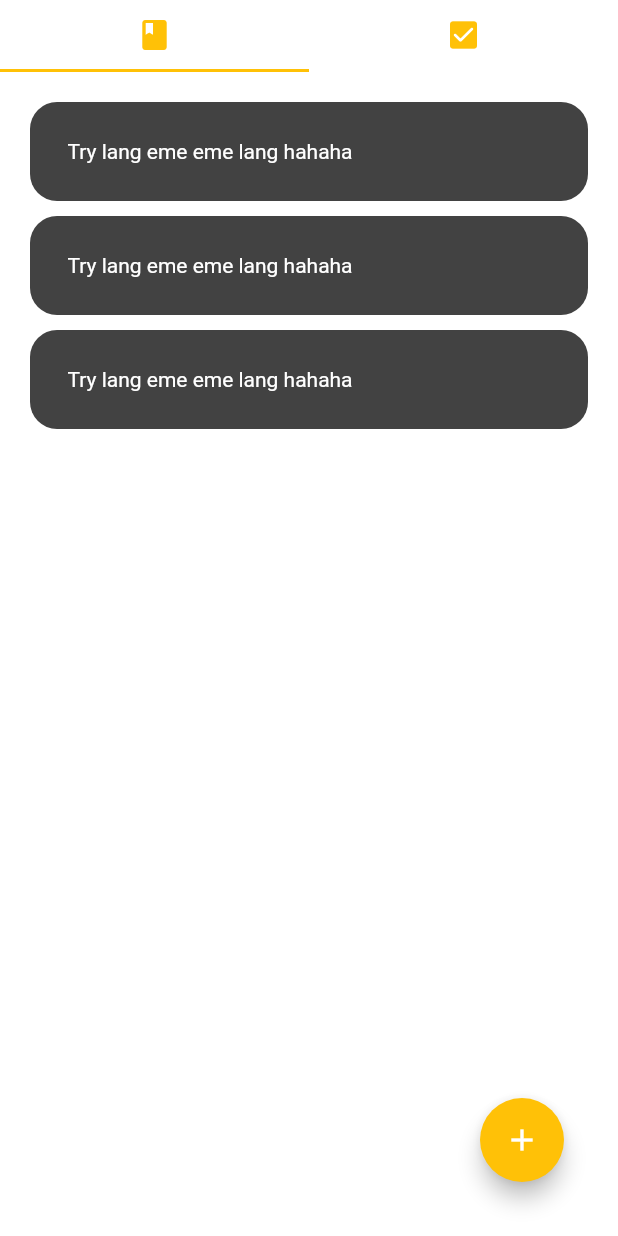
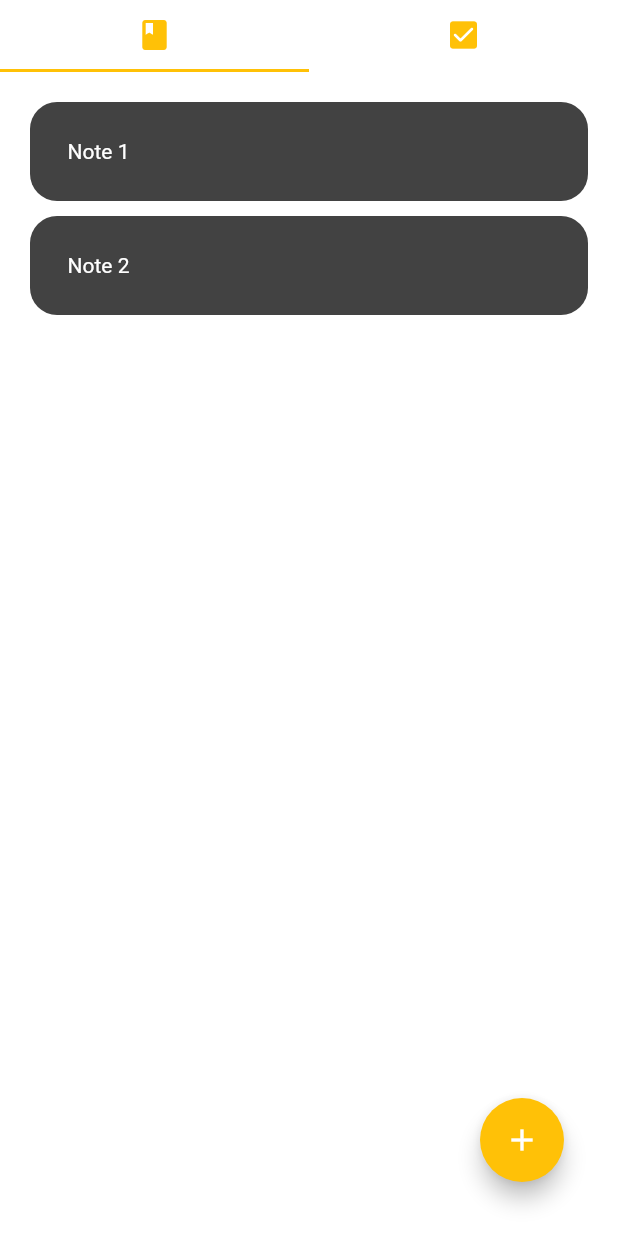
Before and after one commit to chicky-krukie/flutter_note, a Flutter app: the screen it shows after launch, on a phone screen of 412 x 824 dp. Run offline on Flutter 3.47's test engine with Material 2 defaults, Android fonts, the phone set to English and light mode, and no system bars; our stand-ins replace flutter_slidable.

Commit message:
utilized list builder for note tiles

```diff
--- a/lib/tabs/notes_tab.dart
+++ b/lib/tabs/notes_tab.dart
@@ -2,23 +2,31 @@ import 'package:flutter/material.dart';
 import 'package:flutter_note/utils/note_tile.dart';
 import 'package:flutter_note/pages/note_content.dart';
 
+class NotesTab extends StatefulWidget {
+  const NotesTab({super.key});
 
-class NotesTab extends StatelessWidget {
-  const NotesTab({super.key});
+  @override
+  State<NotesTab> createState() => _NotesTabState();
+}
+
+class _NotesTabState extends State<NotesTab> {
+  // List of notes
+  List noteList = [
+    ['Note 1'],
+    ['Note 2'],
+  ];
 
   @override
   Widget build(BuildContext context) {
     return Padding(
       padding: const EdgeInsets.all(20.0),
       child: Scaffold(
-        body: ListView(
-          children: [
-            NoteTile(),
-            NoteTile(),
-            NoteTile(),
-          ],
-        ),
-        floatingActionButton: FloatingActionButton(
+        body: ListView.builder(
+            itemCount: noteList.length,
+            itemBuilder: ((context, index) {
+              return NoteTile(noteName: noteList[index][0],);
+            })),
+            floatingActionButton: FloatingActionButton(
           onPressed: () {
             Navigator.push(context,
             MaterialPageRoute(builder: (context) => NoteContent())
--- a/lib/utils/note_tile.dart
+++ b/lib/utils/note_tile.dart
@@ -1,7 +1,12 @@
 import 'package:flutter/material.dart';
 
 class NoteTile extends StatelessWidget {
-  const NoteTile({super.key});
+  final String noteName;
+
+  const NoteTile({
+    super.key,
+    required this.noteName,
+    });
 
   @override
   Widget build(BuildContext context) {
@@ -14,8 +19,8 @@ class NoteTile extends StatelessWidget {
           color: Colors.grey[800],
           borderRadius: BorderRadius.circular(18),
         ),
-        child: const Text(
-          'Try lang eme eme lang hahaha',
+        child: Text(
+          noteName,
           maxLines: 1,
           overflow: TextOverflow.ellipsis,
           style: TextStyle(color: Colors.white),
```
